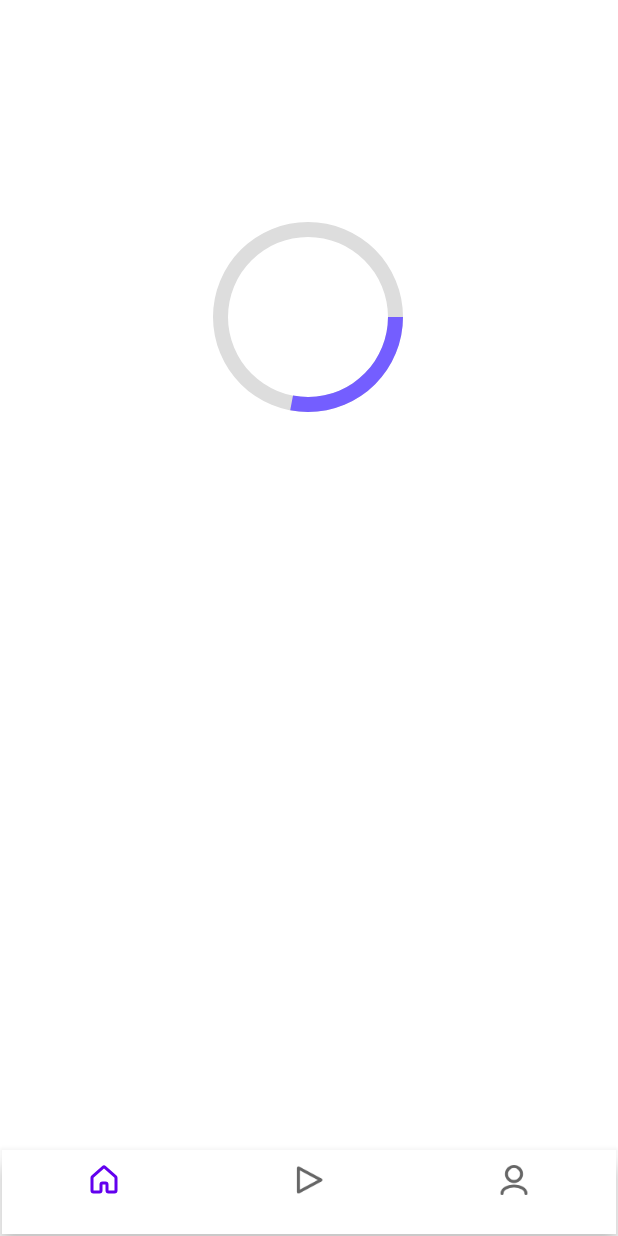
After one commit to Vadim-tetotovich/melomanicpart1, an Android app: the testActivity screen opened directly, with no data from a screen before it, on a phone screen of 412 x 824 dp. The commit adds this screen. Run offline under Robolectric (Android 15) with nearby library versions, the phone set to English and light mode, and no system bars.

Commit message:
add test activity and conducted an experiment

```diff
--- a/app/src/main/AndroidManifest.xml
+++ b/app/src/main/AndroidManifest.xml
@@ -9,6 +9,9 @@
         android:roundIcon="@mipmap/ic_launcher_round"
         android:supportsRtl="true"
         android:theme="@style/Theme.Melomanicpart1">
+        <activity
+            android:name=".testActivity"
+            android:exported="false" />
         <activity
             android:name=".MainDisplay"
             android:exported="false" />
--- a/app/src/main/java/com/example/melomanic_part1/MainDisplay.java
+++ b/app/src/main/java/com/example/melomanic_part1/MainDisplay.java
@@ -4,6 +4,7 @@ import androidx.appcompat.app.AppCompatActivity;
 
 import android.annotation.SuppressLint;
 import android.content.Context;
+import android.content.Intent;
 import android.content.SharedPreferences;
 import android.graphics.drawable.Drawable;
 import android.media.Image;
@@ -35,5 +36,12 @@ public class MainDisplay extends AppCompatActivity {
         button2.setText(sharedBtn2);
         button3.setText(sharedBtn3);
 
+        View play = findViewById(R.id.play_icon);
+
+        play.setOnClickListener(view -> {
+            Intent intent = new Intent(this, testActivity.class);
+            startActivity(intent);
+        });
+
     }
 }
--- /dev/null
+++ b/app/src/main/java/com/example/melomanic_part1/testActivity.java
@@ -0,0 +1,43 @@
+package com.example.melomanic_part1;
+
+import androidx.annotation.RequiresApi;
+import androidx.appcompat.app.AppCompatActivity;
+
+import android.os.Build;
+import android.os.Bundle;
+import android.os.CountDownTimer;
+import android.os.Handler;
+import android.view.View;
+import android.widget.ProgressBar;
+import android.widget.Toast;
+
+public class testActivity extends AppCompatActivity {
+
+    int currentProgress = 0;
+
+    @RequiresApi(api = Build.VERSION_CODES.P)
+    @Override
+    protected void onCreate(Bundle savedInstanceState) {
+        super.onCreate(savedInstanceState);
+        setContentView(R.layout.activity_test);
+
+        ProgressBar progressBar = findViewById(R.id.progress_Bar);
+
+
+        final CountDownTimer countDownTimer = new CountDownTimer(11*1000, 100) {
+            @Override
+            public void onTick(long l) {
+                currentProgress += 1;
+                progressBar.setProgress(currentProgress);
+                progressBar.setMax(100);
+            }
+
+            @Override
+            public void onFinish() {
+                Toast.makeText(getApplicationContext(), "Progress Finished", Toast.LENGTH_LONG).show();
+            }
+        };
+
+        countDownTimer.start();
+    }
+}
--- /dev/null
+++ b/app/src/main/res/drawable/progress_bar_shape.xml
@@ -0,0 +1,18 @@
+<?xml version="1.0" encoding="utf-8"?>
+<layer-list xmlns:android="http://schemas.android.com/apk/res/android">
+    <item>
+        <shape
+            android:shape="ring"
+            android:thicknessRatio="16"
+            android:useLevel="false">
+            <solid android:color="#ddd" />
+        </shape>
+    </item>
+        <item>
+            <shape android:shape="ring"
+                android:thicknessRatio="16"
+                android:useLevel="true">
+                <solid android:color="@color/btn_continue_color" />
+            </shape>
+        </item>
+</layer-list>
--- /dev/null
+++ b/app/src/main/res/layout/activity_test.xml
@@ -0,0 +1,40 @@
+<?xml version="1.0" encoding="utf-8"?>
+<androidx.constraintlayout.widget.ConstraintLayout xmlns:android="http://schemas.android.com/apk/res/android"
+    xmlns:app="http://schemas.android.com/apk/res-auto"
+    xmlns:tools="http://schemas.android.com/tools"
+    android:layout_width="match_parent"
+    android:layout_height="match_parent"
+    tools:context=".testActivity">
+
+    <ProgressBar
+        android:id="@+id/progress_Bar"
+        style="@style/Widget.AppCompat.ProgressBar"
+        android:layout_width="160dp"
+        android:layout_height="160dp"
+        android:layout_marginTop="131dp"
+        android:layout_marginBottom="440dp"
+        android:indeterminateOnly="false"
+        android:progressDrawable="@drawable/progress_bar_shape"
+        android:rotation="0"
+        app:layout_constraintBottom_toBottomOf="parent"
+        app:layout_constraintEnd_toEndOf="parent"
+        app:layout_constraintHorizontal_bias="0.498"
+        app:layout_constraintStart_toStartOf="parent"
+        app:layout_constraintTop_toTopOf="parent"
+        app:layout_constraintVertical_bias="0.0" />
+
+    <com.google.android.material.bottomnavigation.BottomNavigationView
+        android:layout_width="409dp"
+        android:layout_height="56dp"
+        android:layout_marginStart="1dp"
+        android:layout_marginEnd="1dp"
+        android:layout_marginBottom="1dp"
+        app:layout_constraintBottom_toBottomOf="parent"
+        app:layout_constraintEnd_toEndOf="parent"
+        app:layout_constraintHorizontal_bias="1.0"
+        app:layout_constraintStart_toStartOf="parent"
+        app:layout_constraintTop_toBottomOf="@+id/progress_Bar"
+        app:layout_constraintVertical_bias="1.0"
+        app:menu="@menu/bottom_navigation" />
+
+</androidx.constraintlayout.widget.ConstraintLayout>
--- /dev/null
+++ b/app/src/main/res/menu/bottom_navigation.xml
@@ -0,0 +1,20 @@
+<?xml version="1.0" encoding="utf-8"?>
+<menu xmlns:app="http://schemas.android.com/apk/res-auto"
+    xmlns:android="http://schemas.android.com/apk/res/android">
+
+    <item
+        android:id="@+id/page_1"
+        android:icon="@drawable/house"
+        android:enabled="true"
+        android:title="" />
+    <item
+        android:id="@+id/page_2"
+        android:icon="@drawable/play"
+        android:enabled="true"
+        android:title=""  />
+    <item
+        android:id="@+id/page_3"
+        android:icon="@drawable/user"
+        android:enabled="true"
+        android:title="" />
+</menu>
--- a/app/src/main/res/values/colors.xml
+++ b/app/src/main/res/values/colors.xml
@@ -16,4 +16,5 @@
     <color name="btn_continue_stroke_color">#454BB2</color>
     <color name="choose_btn_backcolor_default">#B3A9F5</color>
     <color name="choose_btn_backcolor_active">#5B46FF</color>
+    <color name="icon_default">#8B84C3</color>
 </resources>
```
